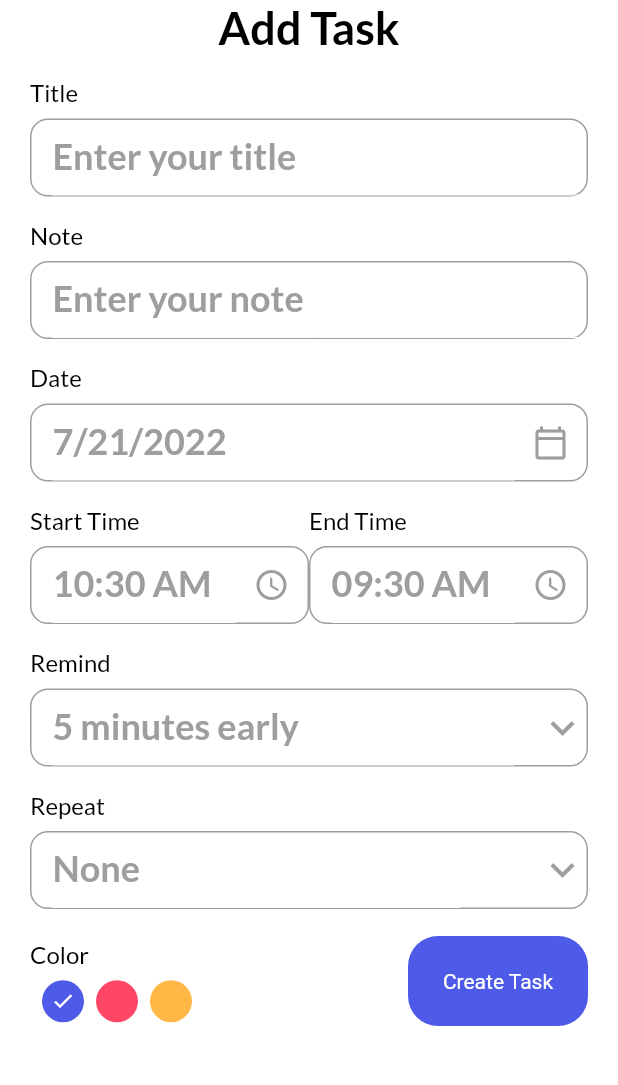
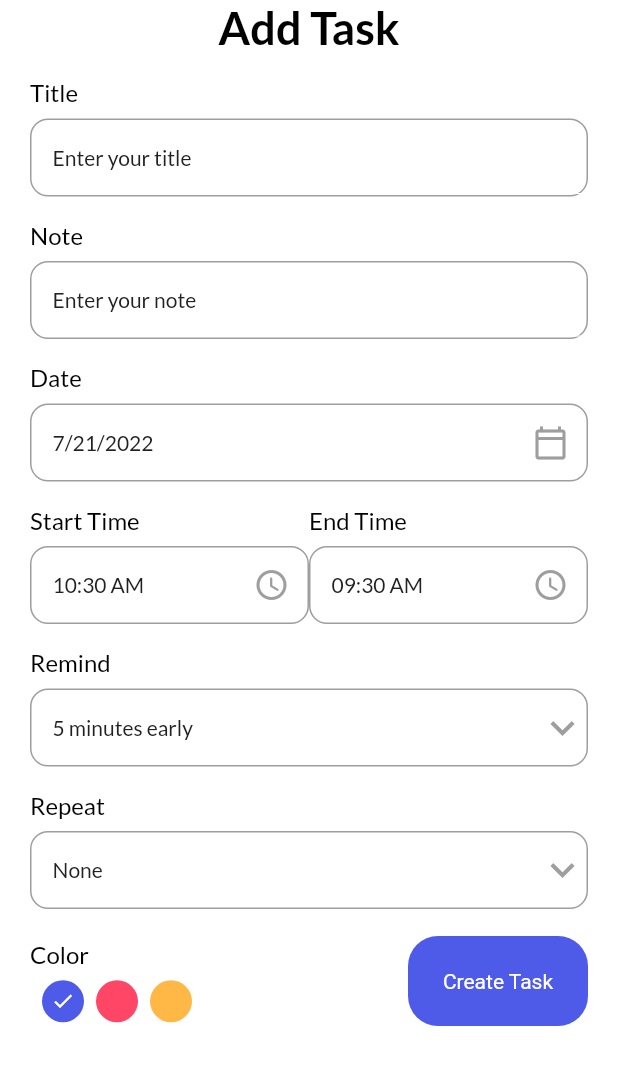
Before and after one commit to Ashisoma/todo_db, a Flutter app: the screen it shows after launch, after a tap on "+ Add Task", on a phone screen of 412 x 824 dp, the part 84-1169 px from its top. Run offline on Flutter 3.47's test engine with Material 2 defaults, Android fonts, the phone set to English and light mode, and no system bars; our stand-ins replace date_picker_timeline, flutter_local_notifications, get, get_storage, google_fonts and 2 more; missing offline and left inert: dart:ffi; accounts and stored records are empty.

Commit message:
update db and refresh

```diff
--- a/lib/db/task_db_helper.dart
+++ b/lib/db/task_db_helper.dart
@@ -6,6 +6,7 @@ import 'package:todo_db/models/task.dart';
 class DBHelper {
   static Database? _db;
 
+// todo reruun the creation of the DBHelper
   static final int version = 1;
   static final String _tableName = "tasks";
 
@@ -20,7 +21,7 @@ class DBHelper {
         print("Creatimg a new one");
         return db
           ..execute(
-            "CREATE DATABASE $_tableName("
+            "CREATE TABLE $_tableName("
             "id INTEGER PRIMARY KEY AUTOINCREMENT NOT NULL, "
             "title STRING, note TEXT, date STRING, "
             "startTime STRING, endTime STRING, "
--- a/lib/screens/home_page.dart
+++ b/lib/screens/home_page.dart
@@ -97,7 +97,13 @@ class _HomePageState extends State<HomePage> {
               ],
             ),
           ),
-          MyButton(label: "+ Add Task", onTap: () => Get.to(AddTaskPage()))
+          MyButton(
+              label: "+ Add Task",
+              onTap: () async {
+                await Get.to(AddTaskPage());
+                // page refresher
+                _taskController.getTask();
+              })
         ],
       ),
     );
@@ -140,10 +146,12 @@ class _HomePageState extends State<HomePage> {
 
   _showTasks() {
     print(_taskController.getTask());
+    // print("\n\n No of tasks : " + _taskController.taskList.length.toString());
     return Expanded(child: Obx(() {
       return ListView.builder(
           itemCount: _taskController.taskList.length,
           itemBuilder: (_, context) {
+            print("\n\n No of tasks :");
             print(_taskController.taskList.length);
             return Container(
               margin: EdgeInsets.only(bottom: 10),
--- a/lib/screens/theme.dart
+++ b/lib/screens/theme.dart
@@ -53,6 +53,6 @@ TextStyle get subTitleStyle {
       textStyle: TextStyle(
     fontSize: 14,
     fontWeight: FontWeight.w400,
-    color: Get.isDarkMode ?  Colors.grey[100] : Colors.grey[400],
+    color: Get.isDarkMode ? Colors.grey[1000] : Colors.grey[900],
   ));
 }
--- a/lib/screens/widgets/input_fied.dart
+++ b/lib/screens/widgets/input_fied.dart
@@ -49,7 +49,7 @@ class MyInput extends StatelessWidget {
                     style: subTitleStyle,
                     decoration: InputDecoration(
                       hintText: hint,
-                      hintStyle: subHeadingStyle,
+                      hintStyle: subTitleStyle,
                       focusedBorder: UnderlineInputBorder(
                         borderSide: BorderSide(
                           color: context.theme.backgroundColor,
@@ -65,9 +65,11 @@ class MyInput extends StatelessWidget {
                     ),
                   ),
                 ),
-                widget == null ? Container() : Container(
-                  child: widget,
-                ),
+                widget == null
+                    ? Container()
+                    : Container(
+                        child: widget,
+                      ),
               ],
             ),
           )
```
